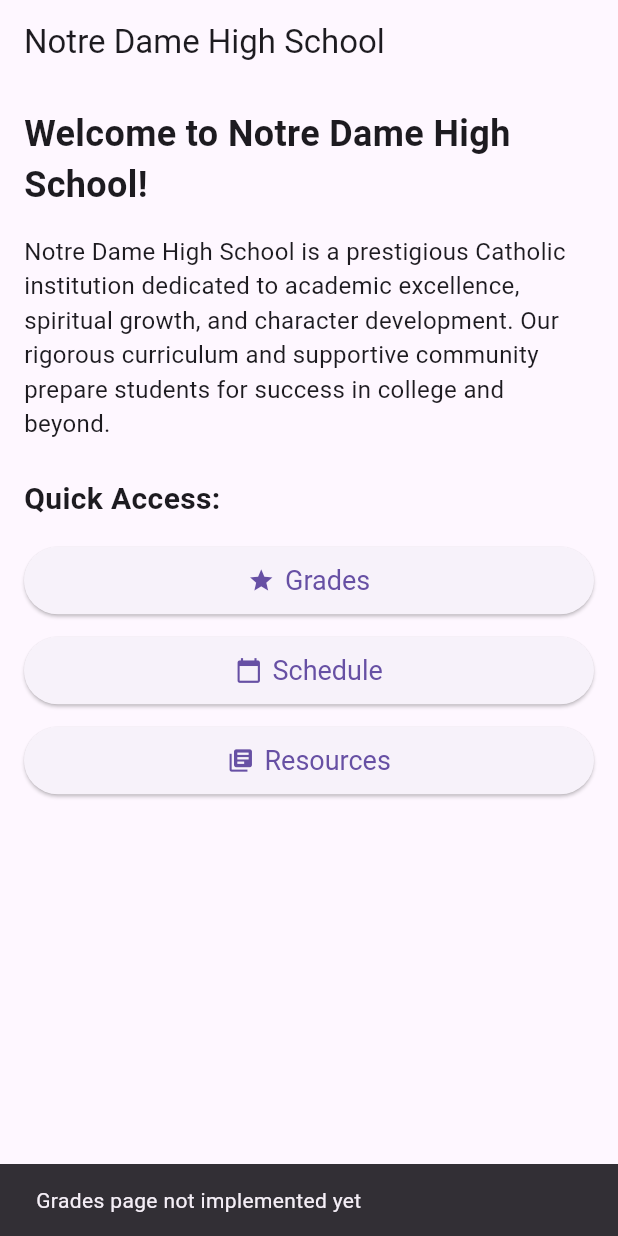
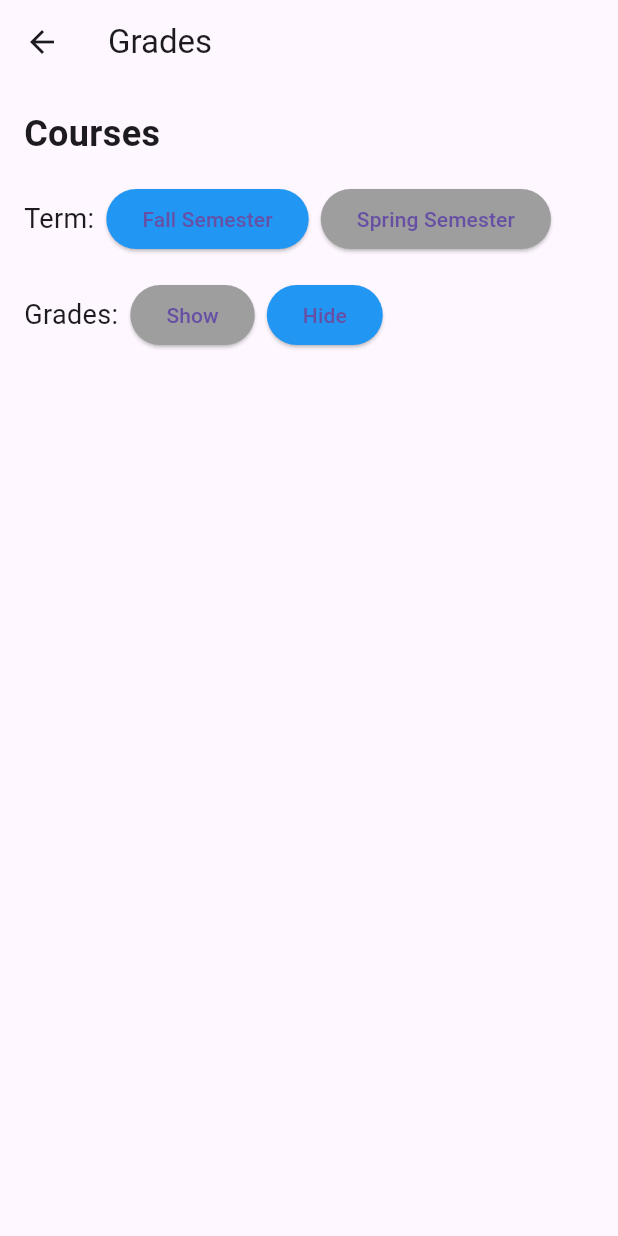
Before and after one commit to tarunkovoornd/Notre-Dame-App, a Flutter app: the HomePage screen opened directly, after a tap on "Grades", on a phone screen of 412 x 824 dp. Run offline on Flutter 3.47's test engine with Material 3 defaults, Android fonts, the phone set to English and light mode, and no system bars.

Commit message:
Stuff in Grades button

```diff
--- /dev/null
+++ b/lib/pages/grades_page.dart
@@ -0,0 +1,184 @@
+import 'package:flutter/material.dart';
+
+class GradesPage extends StatefulWidget {
+  const GradesPage({Key? key}) : super(key: key);
+
+  @override
+  _GradesPageState createState() => _GradesPageState();
+}
+
+class _GradesPageState extends State<GradesPage> {
+  String _selectedTerm = 'Fall Semester';
+  bool _showGrades = false;
+  String _selectedPeriod = '1st marking period';
+
+  // Mock data for courses and grades
+  final Map<String, Map<String, List<Course>>> _courseData = {
+    'Fall Semester': {
+      '1st marking period': [
+        Course('English Literature', 92),
+        Course('Algebra II', 88),
+        Course('Biology', 95),
+        Course('World History', 91),
+      ],
+      '2nd marking period': [
+        Course('English Literature', 94),
+        Course('Algebra II', 90),
+        Course('Biology', 93),
+        Course('World History', 89),
+      ],
+    },
+    'Spring Semester': {
+      '1st marking period': [
+        Course('American Literature', 90),
+        Course('Pre-Calculus', 87),
+        Course('Chemistry', 92),
+        Course('Economics', 94),
+      ],
+      '2nd marking period': [
+        Course('American Literature', 93),
+        Course('Pre-Calculus', 89),
+        Course('Chemistry', 91),
+        Course('Economics', 96),
+      ],
+    },
+  };
+
+  @override
+  Widget build(BuildContext context) {
+    return Scaffold(
+      appBar: AppBar(
+        title: const Text('Grades'),
+      ),
+      body: Padding(
+        padding: const EdgeInsets.all(16.0),
+        child: Column(
+          crossAxisAlignment: CrossAxisAlignment.start,
+          children: [
+            const Text(
+              'Courses',
+              style: TextStyle(fontSize: 24, fontWeight: FontWeight.bold),
+            ),
+            const SizedBox(height: 16),
+            Row(
+              children: [
+                const Text('Term:', style: TextStyle(fontSize: 18)),
+                const SizedBox(width: 8),
+                ElevatedButton(
+                  onPressed: () => setState(() => _selectedTerm = 'Fall Semester'),
+                  child: const Text('Fall Semester'),
+                  style: ElevatedButton.styleFrom(
+                    backgroundColor: _selectedTerm == 'Fall Semester' ? Colors.blue : Colors.grey,
+                  ),
+                ),
+                const SizedBox(width: 8),
+                ElevatedButton(
+                  onPressed: () => setState(() => _selectedTerm = 'Spring Semester'),
+                  child: const Text('Spring Semester'),
+                  style: ElevatedButton.styleFrom(
+                    backgroundColor: _selectedTerm == 'Spring Semester' ? Colors.blue : Colors.grey,
+                  ),
+                ),
+              ],
+            ),
+            const SizedBox(height: 16),
+            Row(
+              children: [
+                const Text('Grades:', style: TextStyle(fontSize: 18)),
+                const SizedBox(width: 8),
+                ElevatedButton(
+                  onPressed: () => setState(() => _showGrades = true),
+                  child: const Text('Show'),
+                  style: ElevatedButton.styleFrom(
+                    backgroundColor: _showGrades ? Colors.blue : Colors.grey,
+                  ),
+                ),
+                const SizedBox(width: 8),
+                ElevatedButton(
+                  onPressed: () => setState(() => _showGrades = false),
+                  child: const Text('Hide'),
+                  style: ElevatedButton.styleFrom(
+                    backgroundColor: !_showGrades ? Colors.blue : Colors.grey,
+                  ),
+                ),
+              ],
+            ),
+            if (_showGrades) ...[
+              const SizedBox(height: 16),
+              Row(
+                children: [
+                  ElevatedButton(
+                    onPressed: () => setState(() => _selectedPeriod = '1st marking period'),
+                    child: const Text('1st marking period'),
+                    style: ElevatedButton.styleFrom(
+                      backgroundColor: _selectedPeriod == '1st marking period' ? Colors.blue : Colors.grey,
+                    ),
+                  ),
+                  const SizedBox(width: 8),
+                  ElevatedButton(
+                    onPressed: () => setState(() => _selectedPeriod = '2nd marking period'),
+                    child: const Text('2nd marking period'),
+                    style: ElevatedButton.styleFrom(
+                      backgroundColor: _selectedPeriod == '2nd marking period' ? Colors.blue : Colors.grey,
+                    ),
+                  ),
+                ],
+              ),
+              const SizedBox(height: 16),
+              Expanded(
+                child: ListView.builder(
+                  itemCount: _courseData[_selectedTerm]![_selectedPeriod]!.length,
+                  itemBuilder: (context, index) {
+                    final course = _courseData[_selectedTerm]![_selectedPeriod]![index];
+                    return Card(
+                      margin: const EdgeInsets.symmetric(vertical: 8, horizontal: 16),
+                      child: Padding(
+                        padding: const EdgeInsets.all(16),
+                        child: Row(
+                          children: [
+                            Expanded(
+                              child: Column(
+                                crossAxisAlignment: CrossAxisAlignment.start,
+                                children: [
+                                  Text(
+                                    course.name,
+                                    style: const TextStyle(fontSize: 16, fontWeight: FontWeight.bold),
+                                  ),
+                                  const SizedBox(height: 4),
+                                  Text(
+                                    'Grade: ${course.grade}',
+                                    style: const TextStyle(fontSize: 14),
+                                  ),
+                                ],
+                              ),
+                            ),
+                            ElevatedButton(
+                              onPressed: () {
+                                // TODO: Implement grade details view
+                                ScaffoldMessenger.of(context).showSnackBar(
+                                  const SnackBar(content: Text('Grade details not implemented yet')),
+                                );
+                              },
+                              child: const Text('See grade details'),
+                            ),
+                          ],
+                        ),
+                      ),
+                    );
+                  },
+                ),
+              ),
+            ],
+          ],
+        ),
+      ),
+    );
+  }
+}
+
+class Course {
+  final String name;
+  final int grade;
+
+  Course(this.name, this.grade);
+}
--- a/lib/pages/home_page.dart
+++ b/lib/pages/home_page.dart
@@ -1,4 +1,5 @@
 import 'package:flutter/material.dart';
+import 'grades_page.dart';
 
 class HomePage extends StatelessWidget {
   const HomePage({Key? key}) : super(key: key);
@@ -45,10 +46,16 @@ class HomePage extends StatelessWidget {
       width: double.infinity,
       child: ElevatedButton.icon(
         onPressed: () {
-          // TODO: Implement navigation to respective pages
-          ScaffoldMessenger.of(context).showSnackBar(
-            SnackBar(content: Text('$label page not implemented yet')),
-          );
+          if (label == 'Grades') {
+            Navigator.push(
+              context,
+              MaterialPageRoute(builder: (context) => const GradesPage()),
+            );
+          } else {
+            ScaffoldMessenger.of(context).showSnackBar(
+              SnackBar(content: Text('$label page not implemented yet')),
+            );
+          }
         },
         icon: Icon(icon),
         label: Text(label),
```
